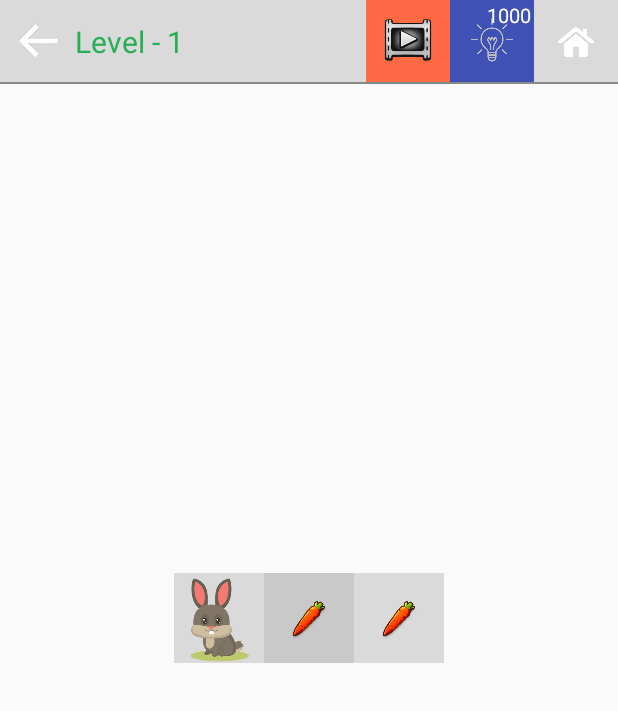
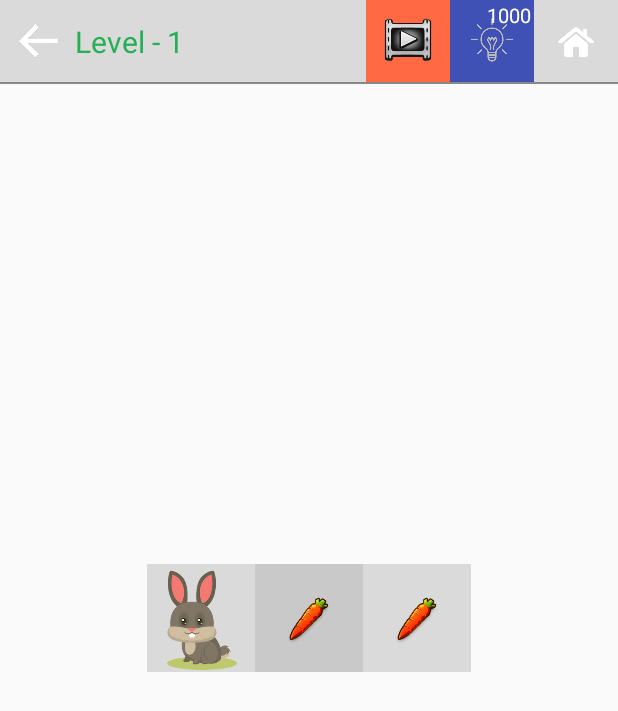
Before and after one commit to houhuang/Fill, an Android app: the GameActivity screen opened directly, with no data from a screen before it, on a phone screen of 412 x 824 dp. Shown: the top 711 px of the screen. Run offline under Robolectric (Android 15) with nearby library versions, the phone set to English and light mode, and no system bars; our stand-ins replace AdMob; libraries missing offline, so code that uses them is left out: junit.framework.

Commit message:
no message

```diff
--- a/app/src/main/java/com/jd/fill/view/GameView.java
+++ b/app/src/main/java/com/jd/fill/view/GameView.java
@@ -141,9 +141,9 @@ public class GameView extends GridLayout implements View.OnTouchListener {
         }else
         {
             int size = mGameVLines;
-            if (mGameVLines < 6)
+            if (mGameVLines < 5)
             {
-                size = 6;
+                size = 5;
             }
             initGameView((int)(metrics.widthPixels - 50 * ScreenUtil.getScreenDensity(mContext)) / size);
         }
```
Also changed, not shown: 1 other file.
